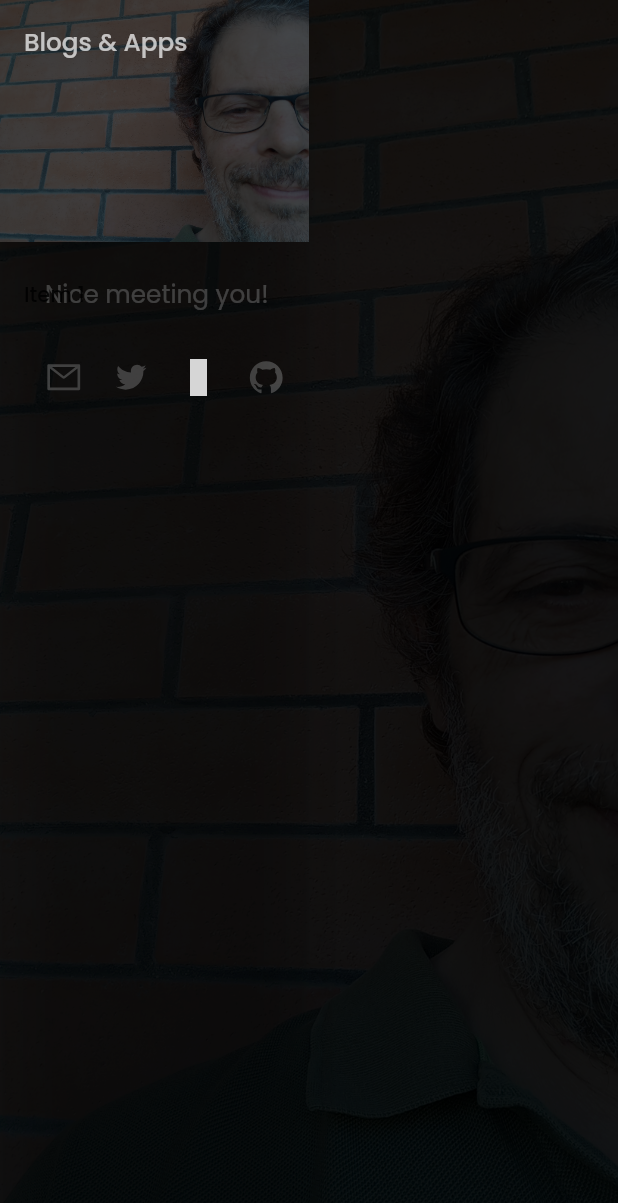
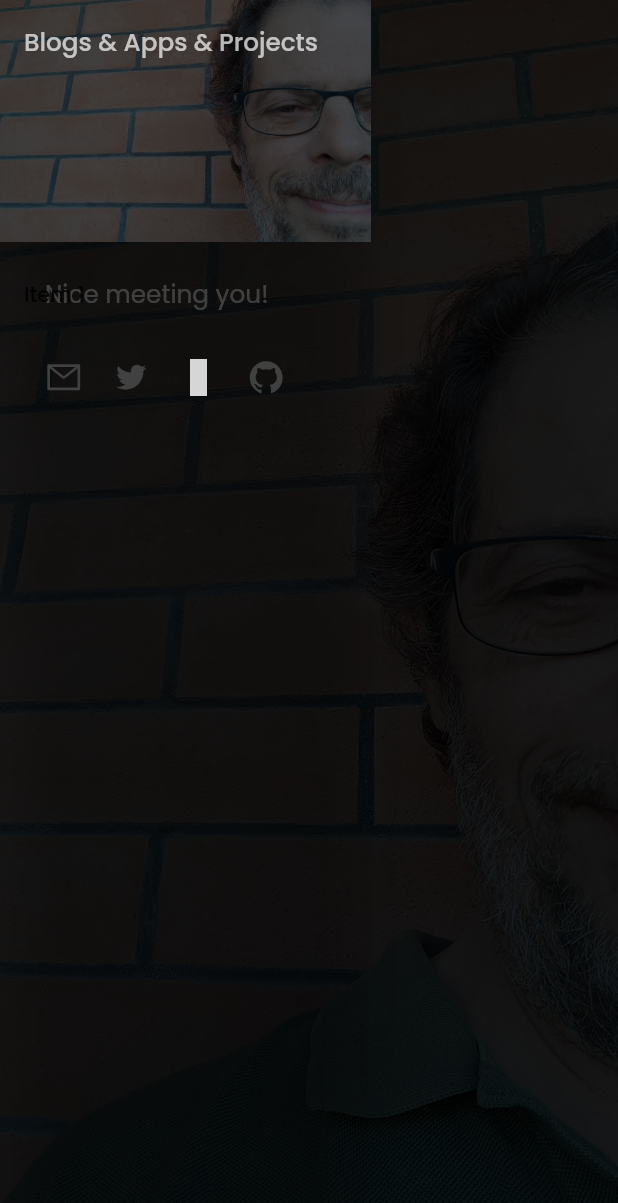
Before and after one commit to lbarqueira/portfolio_pwa, a Flutter app: the screen it shows after launch, with the side drawer open, on a phone screen of 412 x 824 dp. Shown: the top 1203 px of the screen. Run offline on Flutter 3.47's test engine with Material 2 defaults, Android fonts, the phone set to English and light mode, and no system bars; our stand-ins replace animated_text_kit, flutter_icons, google_fonts; grey boxes are pictures that could not be loaded.

Commit message:
minor updates

```diff
--- a/lib/screens/home_screen.dart
+++ b/lib/screens/home_screen.dart
@@ -35,7 +35,7 @@ class _HomeScreenState extends State<HomeScreen> {
               width: MediaQuery.of(context).size.width,
               height: MediaQuery.of(context).size.height,
               fit: BoxFit.cover,
-              color: Colors.black87.withOpacity(0.79),
+              color: Colors.black87.withOpacity(0.75),
               colorBlendMode: BlendMode.darken,
             ),
             Padding(
@@ -56,8 +56,9 @@ class _HomeScreenState extends State<HomeScreen> {
                   Text(
                     'Nice meeting you!',
                     style: TextStyle(
-                        fontSize: MediaQuery.of(context).size.width * 0.04,
-                        color: Colors.white70),
+                      fontSize: MediaQuery.of(context).size.width * 0.04,
+                      color: Colors.white70,
+                    ),
                     textAlign: TextAlign.left,
                   ),
                   SizedBox(height: 30),
@@ -138,7 +139,7 @@ class AppDrawer extends StatelessWidget {
   @override
   Widget build(BuildContext context) {
     return Container(
-      width: MediaQuery.of(context).size.width * 0.5,
+      width: MediaQuery.of(context).size.width * 0.6,
       child: Drawer(
         child: ListView(
           padding: EdgeInsets.zero,
@@ -161,7 +162,7 @@ class AppDrawer extends StatelessWidget {
   DrawerHeader _buildDrawerHeader(context) {
     return DrawerHeader(
       child: Text(
-        'Blogs & Apps',
+        'Blogs & Apps & Projects',
         style: TextStyle(
             color: Colors.white70,
             fontSize: MediaQuery.of(context).size.width * 0.04),
```
